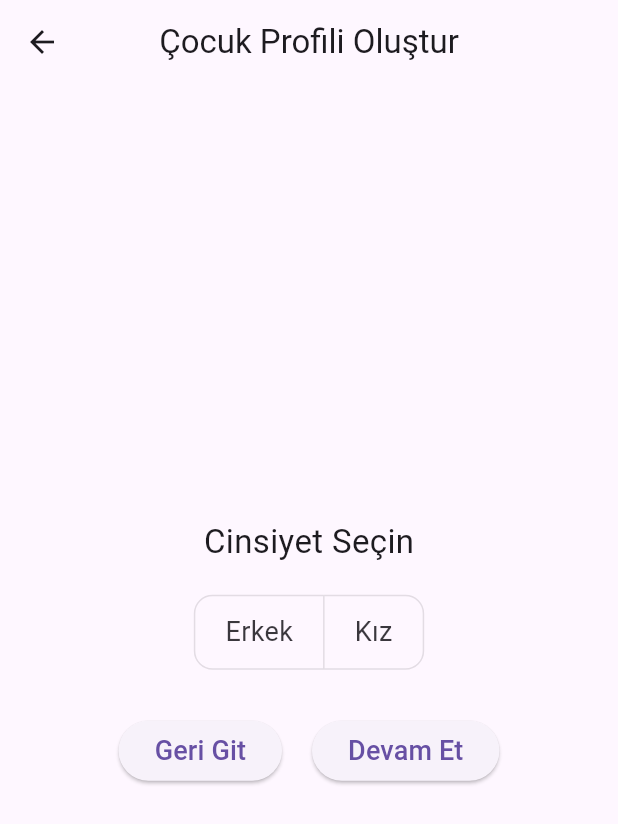
After one commit to KardelenBayraktar/NutritionApp-TUBITAK, a Flutter app: the CocukProfilOlusturmaSayfasi screen opened directly, after a tap on "Devam Et", on a phone screen of 412 x 824 dp. The commit adds this screen. Shown: the top 824 px of the screen. Run offline on Flutter 3.47's test engine with Material 3 defaults, Android fonts, the phone set to English and light mode, and no system bars; our stand-ins replace cloud_firestore, firebase_core, table_calendar; accounts and stored records are empty.

Commit message:
Çocuk Profili Oluşturma Eklendi.

```diff
--- /dev/null
+++ b/lib/Cocuk_Profil_Olusturma_Sayfasi.dart
@@ -0,0 +1,515 @@
+import 'package:flutter/material.dart';
+import 'package:intl/intl.dart';
+
+class CocukProfilOlusturmaSayfasi extends StatefulWidget {
+  @override
+  _CocukProfilOlusturmaSayfasiState createState() =>
+      _CocukProfilOlusturmaSayfasiState();
+}
+
+class _CocukProfilOlusturmaSayfasiState extends State<CocukProfilOlusturmaSayfasi> {
+  int _aktifAdim = 0;
+
+  String _isim = '';
+  String _cinsiyet = '';
+  DateTime? _dogumTarihi;
+  double? _boy;
+  double? _kilo;
+  String _aktiviteDuzeyi = '';
+  Map<int, bool> showInfo = {0: false, 1: false, 2: false};
+  String? _alerjiVarMi;
+  List<String> _seciliAlerjiler = [];
+  String? _hastalikVarMi;
+  List<String> _seciliHastaliklar = [];
+
+  final TextEditingController _isimController = TextEditingController();
+  final TextEditingController _boyController = TextEditingController();
+  final TextEditingController _kiloController = TextEditingController();
+  final TextEditingController _digerAlerjiController = TextEditingController();
+  final TextEditingController _digerHastalikController = TextEditingController();
+
+  void _ileriGit() {
+    if (_aktifAdim < 7) {
+      setState(() {
+        _aktifAdim++;
+      });
+    } else {
+      // Tüm veriler girildikten sonra burada işlemler yapılabilir
+      print("İsim: $_isim");
+      print("Cinsiyet: $_cinsiyet");
+      print("Doğum Tarihi: $_dogumTarihi");
+      print("Boy: $_boy");
+      print("Kilo: $_kilo");
+      print("Fiziksel Aktivite Düzeyi: $_aktiviteDuzeyi");
+      print("Alerji Var mı?: $_alerjiVarMi");
+      print("Seçili Alerjiler: $_seciliAlerjiler");
+      print("Hastalık Var mı?: $_hastalikVarMi");
+      print("Seçili Hastalıklar: $_seciliHastaliklar");
+
+      Navigator.pushAndRemoveUntil(
+        context,
+        MaterialPageRoute(builder: (context) => YeniSayfa()),
+            (Route<dynamic> route) => false,
+      );
+    }
+  }
+
+  void _geriGit() {
+    if (_aktifAdim > 0) {
+      setState(() {
+        _aktifAdim--;
+      });
+    }
+  }
+
+  Widget _adimIcerigi() {
+    switch (_aktifAdim) {
+      case 0:
+        return Column(
+          mainAxisSize: MainAxisSize.min,
+          children: [
+            Text(
+              "Çocuğunuzun ismini girin",
+              style: TextStyle(fontSize: 22),
+            ),
+            SizedBox(height: 20),
+            Padding(
+              padding: const EdgeInsets.symmetric(horizontal: 40),
+              child: TextField(
+                controller: _isimController,
+                textAlign: TextAlign.center,
+                style: TextStyle(fontSize: 20),
+                decoration: InputDecoration(
+                  border: OutlineInputBorder(),
+                  hintText: "İsim",
+                ),
+              ),
+            ),
+          ],
+        );
+
+      case 1:
+        return Column(
+          mainAxisSize: MainAxisSize.min,
+          children: [
+            Text(
+              "Cinsiyet Seçin",
+              style: TextStyle(fontSize: 22),
+            ),
+            SizedBox(height: 20),
+            ToggleButtons(
+              isSelected: [_cinsiyet == 'Erkek', _cinsiyet == 'Kız'],
+              onPressed: (index) {
+                setState(() {
+                  _cinsiyet = index == 0 ? 'Erkek' : 'Kız';
+                });
+              },
+              borderRadius: BorderRadius.circular(12),
+              selectedColor: Colors.white,
+              fillColor: Colors.blue,
+              children: [
+                Padding(
+                  padding: const EdgeInsets.symmetric(horizontal: 20),
+                  child: Text('Erkek', style: TextStyle(fontSize: 18)),
+                ),
+                Padding(
+                  padding: const EdgeInsets.symmetric(horizontal: 20),
+                  child: Text('Kız', style: TextStyle(fontSize: 18)),
+                ),
+              ],
+            ),
+          ],
+        );
+
+      case 2:
+        return Column(
+          mainAxisSize: MainAxisSize.min,
+          children: [
+            Text(
+              "Doğum Tarihini Seçin",
+              style: TextStyle(fontSize: 22),
+            ),
+            SizedBox(height: 20),
+            ElevatedButton(
+              onPressed: () async {
+                final secilenTarih = await showDatePicker(
+                  context: context,
+                  initialDate: DateTime(2020),
+                  firstDate: DateTime(2000),
+                  lastDate: DateTime.now(),
+                );
+                if (secilenTarih != null) {
+                  setState(() {
+                    _dogumTarihi = secilenTarih;
+                  });
+                }
+              },
+              child: Text(
+                _dogumTarihi == null
+                    ? "Tarih Seç"
+                    : DateFormat('dd.MM.yyyy').format(_dogumTarihi!),
+                style: TextStyle(fontSize: 18),
+              ),
+            ),
+          ],
+        );
+
+      case 3:
+        return Column(
+          mainAxisSize: MainAxisSize.min,
+          children: [
+            Text(
+              "Boy ve Kilo Bilgisi",
+              style: TextStyle(fontSize: 22),
+            ),
+            SizedBox(height: 20),
+            Padding(
+              padding: const EdgeInsets.symmetric(horizontal: 40),
+              child: TextField(
+                controller: _boyController,
+                keyboardType: TextInputType.number,
+                textAlign: TextAlign.center,
+                decoration: InputDecoration(
+                  border: OutlineInputBorder(),
+                  hintText: "Boy (cm)",
+                ),
+                style: TextStyle(fontSize: 20),
+              ),
+            ),
+            SizedBox(height: 20),
+            Padding(
+              padding: const EdgeInsets.symmetric(horizontal: 40),
+              child: TextField(
+                controller: _kiloController,
+                keyboardType: TextInputType.number,
+                textAlign: TextAlign.center,
+                decoration: InputDecoration(
+                  border: OutlineInputBorder(),
+                  hintText: "Kilo (kg)",
+                ),
+                style: TextStyle(fontSize: 20),
+              ),
+            ),
+          ],
+        );
+
+      case 4:
+        return Column(
+          mainAxisSize: MainAxisSize.min,
+          children: [
+            Text(
+              "Çocuğunuzun gün içindeki fiziksel aktivite düzeyini en iyi anlatan seçeneği seçin:",
+              style: TextStyle(fontSize: 20),
+              textAlign: TextAlign.center,
+            ),
+            SizedBox(height: 20),
+            ...List.generate(3, (index) {
+              final secenekler = ["Çok Az Aktif", "Orta Aktif", "Aktif"];
+              final aciklamalar = [
+                "🔸 “Çocuğum gün içinde çok az hareket ediyor. Yürümüyor ya da emeklemiyor. Genellikle oturuyor ya da yatıyor.”\n- Henüz yürümeyen bebekler\n- Hareket kısıtlı, genellikle taşınan çocuklar\n- Sağlık sorunları nedeniyle aktif olmayanlar",
+                "🔸 “Çocuğum zaman zaman emekliyor, kısa süreli oyunlar oynuyor veya yürüyor ama çok uzun süre aktif kalmıyor.”\n- Emeklemeye başlamış bebekler\n- Yeni yürümeye başlayan çocuklar (1–2 yaş)\n- Oyunla ilgileniyor ama uzun süre aktif değil",
+                "🔸 “Çocuğum yürüyebiliyor, sık sık hareket ediyor, oyun oynuyor, dışarıda koşuyor ve enerjik.”\n- Gün içinde koşma, zıplama gibi hareketler yapıyor\n- Oyuncaklarla aktif şekilde oynuyor\n- Günde en az 3–4 saat aktif zaman geçiriyor",
+              ];
+
+              return Column(
+                children: [
+                  ListTile(
+                    leading: Radio<String>(
+                      value: secenekler[index],
+                      groupValue: _aktiviteDuzeyi,
+                      onChanged: (value) {
+                        setState(() {
+                          _aktiviteDuzeyi = value!;
+                        });
+                      },
+                    ),
+                    title: Text(secenekler[index], style: TextStyle(fontSize: 18)),
+                    trailing: IconButton(
+                      icon: Icon(Icons.help_outline),
+                      onPressed: () {
+                        setState(() {
+                          showInfo[index] = !(showInfo[index] ?? false);
+                        });
+                      },
+                    ),
+                  ),
+                  if (showInfo[index] == true)
+                    Container(
+                      margin: EdgeInsets.symmetric(horizontal: 20, vertical: 5),
+                      padding: EdgeInsets.all(12),
+                      decoration: BoxDecoration(
+                        color: Colors.blue.shade50,
+                        borderRadius: BorderRadius.circular(10),
+                      ),
+                      child: Text(
+                        aciklamalar[index],
+                        style: TextStyle(fontSize: 16),
+                      ),
+                    ),
+                ],
+              );
+            }),
+          ],
+        );
+
+      case 5:
+        return Column(
+          crossAxisAlignment: CrossAxisAlignment.start,
+          mainAxisSize: MainAxisSize.min,
+          children: [
+            Padding(
+              padding: const EdgeInsets.symmetric(horizontal: 20.0),
+              child: Text(
+                "Çocuğunuzun bilinen bir gıda alerjisi veya intoleransı var mı?",
+                style: TextStyle(fontSize: 20),
+              ),
+            ),
+            SizedBox(height: 20),
+            Row(
+              mainAxisAlignment: MainAxisAlignment.center,
+              children: [
+                ChoiceChip(
+                  label: Text("Evet"),
+                  selected: _alerjiVarMi == "Evet",
+                  onSelected: (selected) {
+                    setState(() {
+                      _alerjiVarMi = "Evet";
+                    });
+                  },
+                ),
+                SizedBox(width: 10),
+                ChoiceChip(
+                  label: Text("Hayır"),
+                  selected: _alerjiVarMi == "Hayır",
+                  onSelected: (selected) {
+                    setState(() {
+                      _alerjiVarMi = "Hayır";
+                      _seciliAlerjiler.clear();
+                      _digerAlerjiController.clear();
+                    });
+                  },
+                ),
+              ],
+            ),
+            if (_alerjiVarMi == "Evet") ...[
+              SizedBox(height: 20),
+              Wrap(
+                spacing: 10,
+                runSpacing: 10,
+                children: [
+                  "Süt/Laktoz",
+                  "Gluten",
+                  "Yumurta",
+                  "Yer fıstığı",
+                  "Ağaç yemişleri (badem, ceviz vb.)",
+                  "Balık",
+                  "Kabuklu deniz ürünleri",
+                  "Soya",
+                  "Çikolata / Kakao",
+                  "Bal",
+                  "Aşırı tuz hassasiyeti",
+                  "Baharatlara duyarlılık"
+                ].map((alerji) {
+                  return FilterChip(
+                    label: Text(alerji),
+                    selected: _seciliAlerjiler.contains(alerji),
+                    onSelected: (selected) {
+                      setState(() {
+                        if (selected) {
+                          _seciliAlerjiler.add(alerji);
+                        } else {
+                          _seciliAlerjiler.remove(alerji);
+                        }
+                      });
+                    },
+                  );
+                }).toList(),
+              ),
+              SizedBox(height: 20),
+              Padding(
+                padding: const EdgeInsets.symmetric(horizontal: 20),
+                child: TextField(
+                  controller: _digerAlerjiController,
+                  decoration: InputDecoration(
+                    labelText: "Diğer (lütfen belirtiniz)",
+                    border: OutlineInputBorder(),
+                  ),
+                ),
+              ),
+            ],
+          ],
+        );
+
+      case 6:
+        return Column(
+          crossAxisAlignment: CrossAxisAlignment.start,
+          mainAxisSize: MainAxisSize.min,
+          children: [
+            Padding(
+              padding: const EdgeInsets.symmetric(horizontal: 20.0),
+              child: Text(
+                "Çocuğunuzda tanı konmuş bir beslenme veya metabolizma hastalığı var mı?",
+                style: TextStyle(fontSize: 20),
+              ),
+            ),
+            SizedBox(height: 20),
+            Row(
+              mainAxisAlignment: MainAxisAlignment.center,
+              children: [
+                ChoiceChip(
+                  label: Text("Evet"),
+                  selected: _hastalikVarMi == "Evet",
+                  onSelected: (selected) {
+                    setState(() {
+                      _hastalikVarMi = "Evet";
+                    });
+                  },
+                ),
+                SizedBox(width: 10),
+                ChoiceChip(
+                  label: Text("Hayır"),
+                  selected: _hastalikVarMi == "Hayır",
+                  onSelected: (selected) {
+                    setState(() {
+                      _hastalikVarMi = "Hayır";
+                      _seciliHastaliklar.clear();
+                      _digerHastalikController.clear();
+                    });
+                  },
+                ),
+              ],
+            ),
+            if (_hastalikVarMi == "Evet") ...[
+              SizedBox(height: 20),
+              Wrap(
+                spacing: 10,
+                runSpacing: 10,
+                children: [
+                  "Fenilketonüri (PKU)",
+                  "Çölyak Hastalığı",
+                  "Tip 1 Diyabet",
+                  "Tip 2 Diyabet",
+                  "Galaktozemi",
+                  "Fruktoz İntoleransı",
+                  "Maple Syrup Urine Disease (MSUD)",
+                  "Glikojen Depo Hastalıkları",
+                  "Obezite",
+                  "Anemi (Demir eksikliği)",
+                  "Raşitizm (D vitamini eksikliği)",
+                  "Malnütrisyon (Yetersiz beslenme)",
+                  "İyot eksikliği",
+                  "Hipervitaminosis (Aşırı vitamin alımı)"
+                ].map((hastalik) {
+                  return FilterChip(
+                    label: Text(hastalik),
+                    selected: _seciliHastaliklar.contains(hastalik),
+                    onSelected: (selected) {
+                      setState(() {
+                        if (selected) {
+                          _seciliHastaliklar.add(hastalik);
+                        } else {
+                          _seciliHastaliklar.remove(hastalik);
+                        }
+                      });
+                    },
+                  );
+                }).toList(),
+              ),
+              SizedBox(height: 20),
+              Padding(
+                padding: const EdgeInsets.symmetric(horizontal: 20),
+                child: TextField(
+                  controller: _digerHastalikController,
+                  decoration: InputDecoration(
+                    labelText: "Diğer (lütfen belirtiniz)",
+                    border: OutlineInputBorder(),
+                  ),
+                ),
+              ),
+            ],
+          ],
+        );
+
+    // >>> BURAYA DİĞER AŞAMALAR EKLENECEK <<<
+
+      default:
+        return Text("Tamamlandı");
+    }
+  }
+
+  void _asamaVerisiniKaydet() {
+    switch (_aktifAdim) {
+      case 0:
+        _isim = _isimController.text.trim();
+        break;
+      case 3:
+        _boy = double.tryParse(_boyController.text.trim());
+        _kilo = double.tryParse(_kiloController.text.trim());
+        break;
+      case 4:
+      // Aktivite düzeyi zaten _aktiviteDuzeyi içinde tutuluyor
+        break;
+      case 5:
+        if (_alerjiVarMi == "Evet") {
+          if (_digerAlerjiController.text.trim().isNotEmpty) {
+            _seciliAlerjiler.add(_digerAlerjiController.text.trim());
+          }
+        }
+        break;
+      case 6:
+        if (_hastalikVarMi == "Evet") {
+          if (_digerHastalikController.text.trim().isNotEmpty) {
+            _seciliHastaliklar.add(_digerHastalikController.text.trim());
+          }
+        }
+        break;
+    }
+  }
+
+  @override
+  Widget build(BuildContext context) {
+    return Scaffold(
+      appBar: AppBar(
+        title: Text("Çocuk Profili Oluştur"),
+        centerTitle: true,
+      ),
+      body: Center(
+        child: SingleChildScrollView(
+          child: Column(
+            mainAxisAlignment: MainAxisAlignment.center,
+            children: [
+              _adimIcerigi(),
+              SizedBox(height: 30),
+              Row(
+                mainAxisAlignment: MainAxisAlignment.center,
+                children: [
+                  if (_aktifAdim > 0)
+                    ElevatedButton(
+                      onPressed: _geriGit,
+                      child: Text(
+                        "Geri Git",
+                        style: TextStyle(fontSize: 18),
+                      ),
+                    ),
+                  if (_aktifAdim > 0)
+                    SizedBox(width: 20), // Geri Git ile Devam Et arasında boşluk
+                  ElevatedButton(
+                    onPressed: () {
+                      _asamaVerisiniKaydet();
+                      _ileriGit();
+                    },
+                    child: Text(
+                      _aktifAdim < 7 ? "Devam Et" : "Tamamla",
+                      style: TextStyle(fontSize: 18),
+                    ),
+                  ),
+                ],
+              ),
+              SizedBox(height: 10),
+            ],
+          ),
+        ),
+      ),
+    );
+  }
+}
--- a/lib/Plan_Olusturma_Sayfasi.dart
+++ b/lib/Plan_Olusturma_Sayfasi.dart
@@ -118,8 +118,8 @@ class _MealPlanCreationPageState extends State<MealPlanCreationPage> {
 
     // Gün ve tarif eşleşmesi
     Map<DateTime, List<String>> dailyRecipes = {
-      DateTime(2025, 3, 11): ['Omlet'],
-      DateTime(2025, 3, 12): ['Karnıbahar'],
+      DateTime(2025, 4, 20): ['Omlet'],
+      DateTime(2025, 4, 22): ['Karnıbahar'],
     };
 
     // Firestore'a ekleme işlemi
--- /dev/null
+++ b/lib/test.dart
@@ -0,0 +1,20 @@
+import 'package:flutter/material.dart';
+import 'Cocuk_Profili_Sayfasi.dart';
+
+void main() {
+  runApp(MyApp());
+}
+
+class MyApp extends StatelessWidget {
+  @override
+  Widget build(BuildContext context) {
+    return MaterialApp(
+      title: 'Çocuk Beslenme Takip',
+      debugShowCheckedModeBanner: false,
+      theme: ThemeData(
+        primarySwatch: Colors.blue,
+      ),
+      home: CocukProfilSayfasi(), // Başlangıç ekranı
+    );
+  }
+}
```
Also changed, not shown: lib/Cocuk_Profili_Sayfasi.dart (added, +47 -0 lines).
